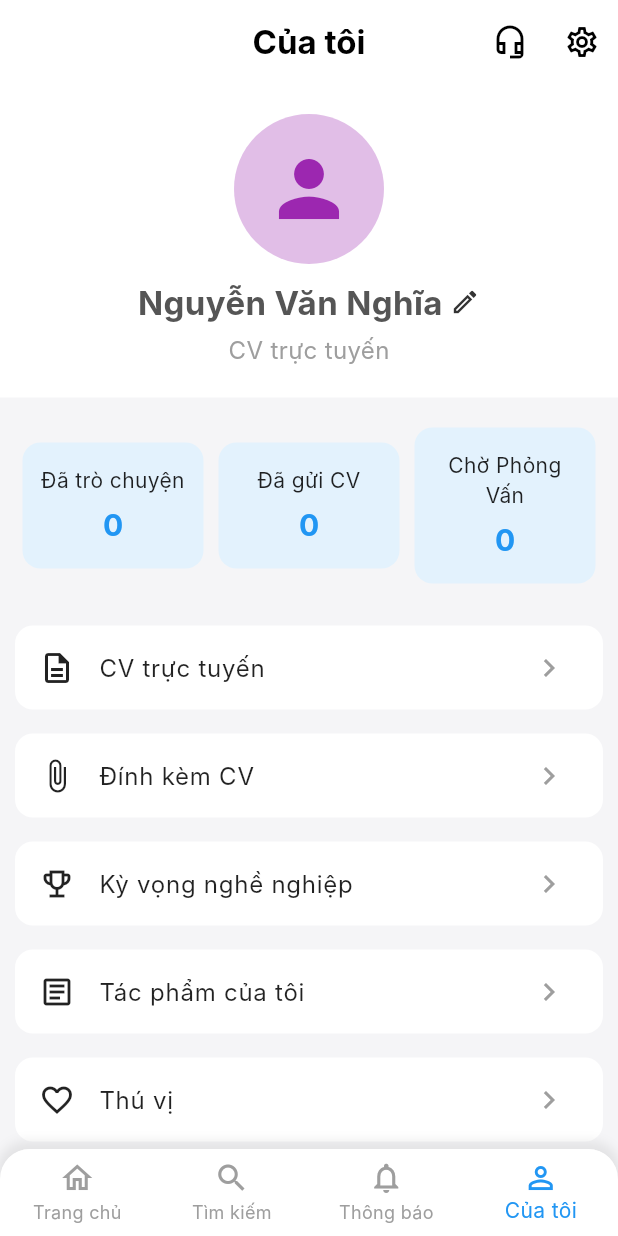
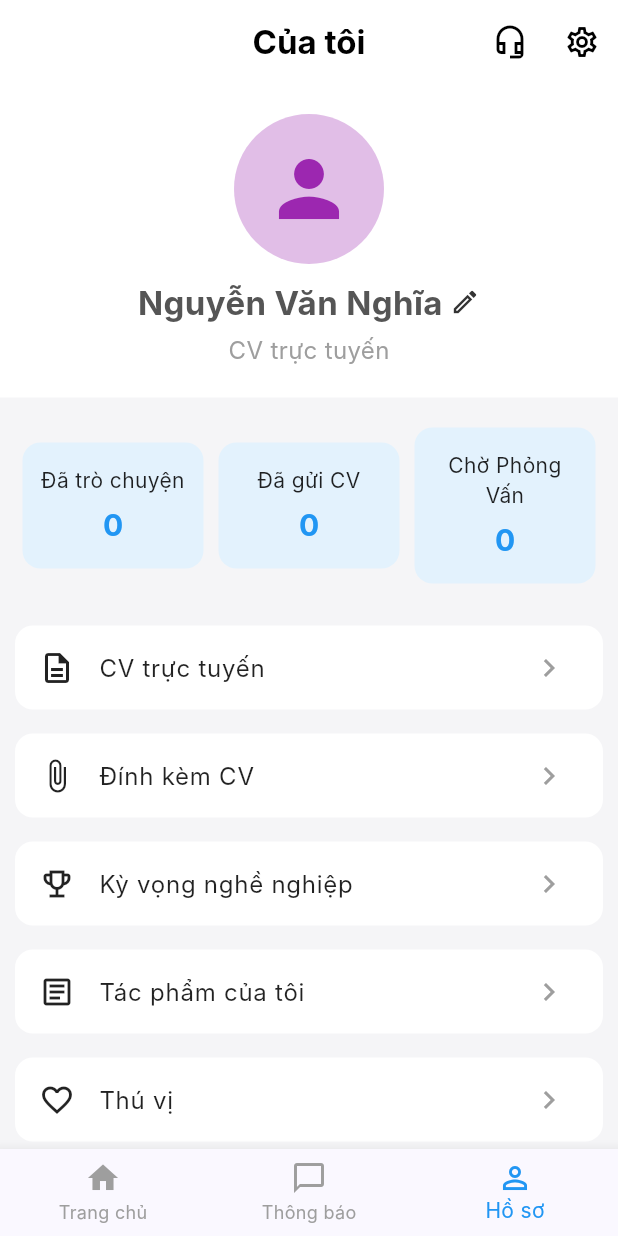
Before and after one commit to NguyenBaoHoan/Flutter_RecruitmentApp, a Flutter app: the HomePageProfile screen opened directly, on a phone screen of 412 x 824 dp. Run offline on Flutter 3.47's test engine with Material 3 defaults, Android fonts, the phone set to English and light mode, and no system bars; our stand-ins replace country_code_picker, font_awesome_flutter, shared_preferences; accounts and stored records are empty; Roboto replaces fonts that are missing (Inter).

```diff
--- a/lib/screens/profile/home_page.dart
+++ b/lib/screens/profile/home_page.dart
@@ -4,23 +4,25 @@ import '../../../screens/profile/my_works_page.dart';
 import '../../../screens/profile/favorites_page.dart';
 import '../../../screens/profile/career_expectations_page.dart';
 import '../../../screens/profile/online_cv_page.dart';
+import '../../screens/home/user_home_screen.dart';
+import '../../widgets/nav_helper.dart';
+import '../../widgets/main_bottom_nav_bar.dart';
 
 class HomePageProfile extends StatelessWidget {
   const HomePageProfile({super.key});
 
+  final int _selectedIndex = 2;
   @override
   Widget build(BuildContext context) {
     return Scaffold(
       appBar: AppBar(
         backgroundColor: Colors.white,
+
         elevation: 0,
         leading: const SizedBox.shrink(), // Ẩn nút back mặc định
         title: const Text(
           'Của tôi',
-          style: TextStyle(
-            color: Colors.black,
-            fontWeight: FontWeight.bold,
-          ),
+          style: TextStyle(color: Colors.black, fontWeight: FontWeight.bold),
         ),
         centerTitle: true,
         actions: [
@@ -49,7 +51,10 @@ class HomePageProfile extends StatelessWidget {
           ],
         ),
       ),
-      bottomNavigationBar: _buildBottomNavigationBar(),
+      bottomNavigationBar: MainBottomNavBar(
+        currentIndex: _selectedIndex,
+        onTap: (index) => _onItemTapped(context, index),
+      ),
     );
   }
 
@@ -81,10 +86,7 @@ class HomePageProfile extends StatelessWidget {
             children: [
               const Text(
                 'Nguyễn Văn Nghĩa',
-                style: TextStyle(
-                  fontSize: 22,
-                  fontWeight: FontWeight.bold,
-                ),
+                style: TextStyle(fontSize: 22, fontWeight: FontWeight.bold),
               ),
               const SizedBox(width: 5),
               GestureDetector(
@@ -99,10 +101,7 @@ class HomePageProfile extends StatelessWidget {
           // Mô tả CV
           const Text(
             'CV trực tuyến',
-            style: TextStyle(
-              fontSize: 16,
-              color: Colors.grey,
-            ),
+            style: TextStyle(fontSize: 16, color: Colors.grey),
           ),
         ],
       ),
@@ -141,10 +140,7 @@ class HomePageProfile extends StatelessWidget {
               Text(
                 title,
                 textAlign: TextAlign.center,
-                style: const TextStyle(
-                  fontSize: 14,
-                  color: Colors.black87,
-                ),
+                style: const TextStyle(fontSize: 14, color: Colors.black87),
               ),
               const SizedBox(height: 5),
               Text(
@@ -163,7 +159,8 @@ class HomePageProfile extends StatelessWidget {
   }
 
   // Danh sách các mục điều hướng
-  Widget _buildNavigationList(BuildContext context) { // Nhận context
+  Widget _buildNavigationList(BuildContext context) {
+    // Nhận context
     return Padding(
       padding: const EdgeInsets.symmetric(horizontal: 10),
       child: Column(
@@ -197,7 +194,9 @@ class HomePageProfile extends StatelessWidget {
             () {
               Navigator.push(
                 context,
-                MaterialPageRoute(builder: (context) => const CareerExpectationsPage()),
+                MaterialPageRoute(
+                  builder: (context) => const CareerExpectationsPage(),
+                ),
               );
             },
           ),
@@ -212,17 +211,12 @@ class HomePageProfile extends StatelessWidget {
               );
             },
           ),
-          _buildNavigationItem(
-            context,
-            Icons.favorite_outline,
-            'Thú vị',
-            () {
-              Navigator.push(
-                context,
-                MaterialPageRoute(builder: (context) => const FavoritesPage()),
-              );
-            },
-          ),
+          _buildNavigationItem(context, Icons.favorite_outline, 'Thú vị', () {
+            Navigator.push(
+              context,
+              MaterialPageRoute(builder: (context) => const FavoritesPage()),
+            );
+          }),
         ],
       ),
     );
@@ -230,7 +224,11 @@ class HomePageProfile extends StatelessWidget {
 
   // Mục điều hướng đơn lẻ
   Widget _buildNavigationItem(
-      BuildContext context, IconData icon, String title, VoidCallback onTap) {
+    BuildContext context,
+    IconData icon,
+    String title,
+    VoidCallback onTap,
+  ) {
     return Card(
       margin: const EdgeInsets.symmetric(vertical: 8),
       shape: RoundedRectangleBorder(
@@ -250,60 +248,7 @@ class HomePageProfile extends StatelessWidget {
     );
   }
 
-  // Thanh điều hướng dưới cùng
-  Widget _buildBottomNavigationBar() {
-    return Container(
-      decoration: BoxDecoration(
-        color: Colors.white,
-        borderRadius: const BorderRadius.only(
-          topLeft: Radius.circular(20),
-          topRight: Radius.circular(20),
-        ),
-        boxShadow: [
-          BoxShadow(
-            color: Colors.grey.withOpacity(0.2),
-            spreadRadius: 2,
-            blurRadius: 5,
-            offset: const Offset(0, -3), // Đổ bóng lên trên
-          ),
-        ],
-      ),
-      child: ClipRRect(
-        borderRadius: const BorderRadius.only(
-          topLeft: Radius.circular(20),
-          topRight: Radius.circular(20),
-        ),
-        child: BottomNavigationBar(
-          backgroundColor: Colors.white,
-          selectedItemColor: Colors.blue,
-          unselectedItemColor: Colors.grey,
-          showSelectedLabels: true,
-          showUnselectedLabels: true,
-          type: BottomNavigationBarType.fixed, // Đảm bảo các mục không bị dịch chuyển
-          items: const [
-            BottomNavigationBarItem(
-              icon: Icon(Icons.home_outlined),
-              label: 'Trang chủ',
-            ),
-            BottomNavigationBarItem(
-              icon: Icon(Icons.search),
-              label: 'Tìm kiếm',
-            ),
-            BottomNavigationBarItem(
-              icon: Icon(Icons.notifications_outlined),
-              label: 'Thông báo',
-            ),
-            BottomNavigationBarItem(
-              icon: Icon(Icons.person_outline),
-              label: 'Của tôi',
-            ),
-          ],
-          currentIndex: 3, // Đặt mục "Của tôi" là mục đang chọn
-          onTap: (index) {
-            // Xử lý khi nhấn vào các mục trong bottom navigation bar
-          },
-        ),
-      ),
-    );
+  void _onItemTapped(BuildContext context, int index) {
+    handleMainNavTap(context, index);
   }
 }
```
Also changed, not shown: lib/main.dart (+5 -12 lines), lib/models/user_model.dart (added, +15 -0 lines), lib/screens/login/auth_gate.dart (added, +43 -0 lines), lib/screens/login/login_screen.dart (+86 -14 lines), lib/services/auth_service.dart (added, +25 -0 lines), lib/widgets/main_bottom_nav_bar.dart (+10 -1 lines), lib/widgets/nav_helper.dart (+6 -3 lines), pubspec.yaml (+7 -9 lines), pubspec.lock, 3 other files.
